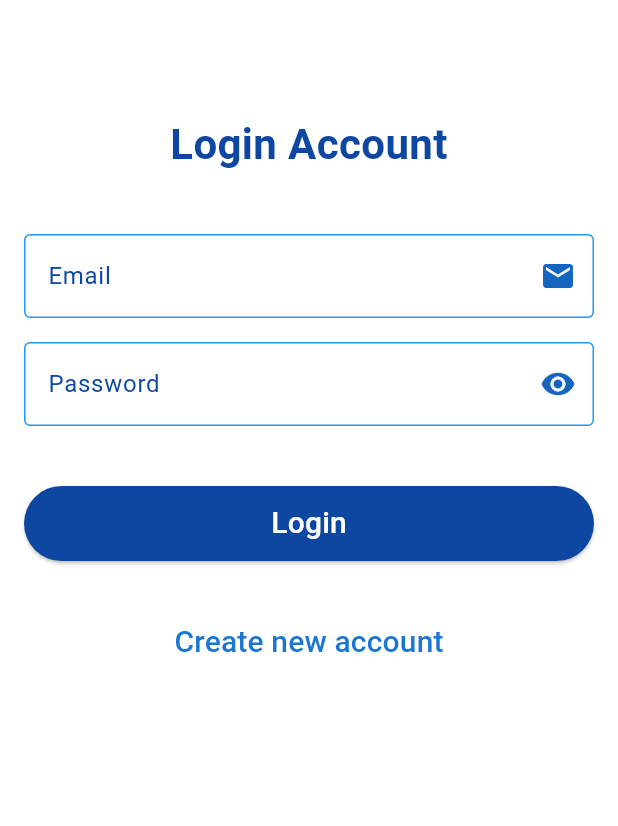
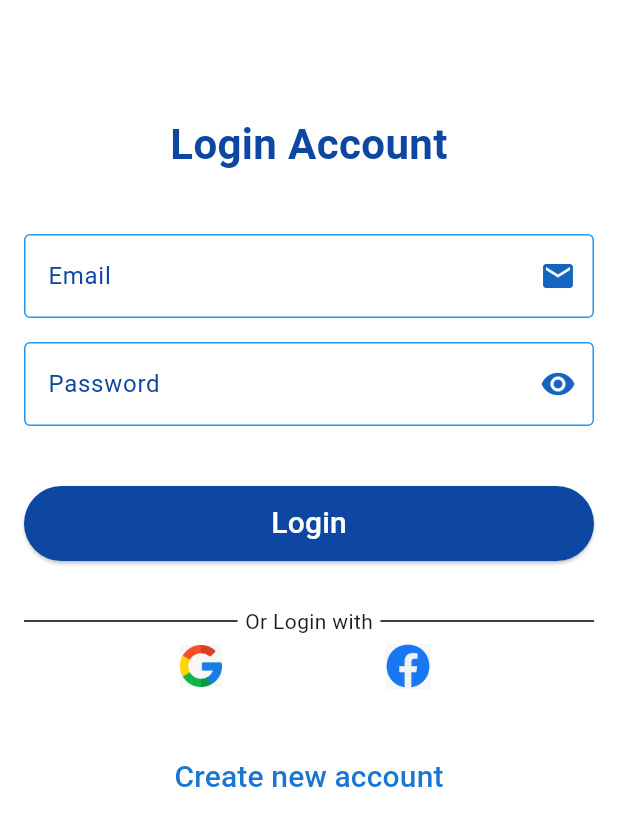
Before and after one commit to Rahul2-5/Budget_Tracker, a Flutter app: the screen it shows after launch, on a phone screen of 412 x 824 dp. Shown: the top 826 px of the screen. Run offline on Flutter 3.47's test engine with Material 3 defaults, Android fonts, the phone set to English and light mode, and no system bars; our stand-ins replace cloud_firestore, firebase_auth, firebase_core, flutter_native_splash, font_awesome_flutter, google_sign_in; accounts and stored records are empty.

Commit message:
Google Login and Database Value changes

```diff
--- a/lib/Screens/login_screen.dart
+++ b/lib/Screens/login_screen.dart
@@ -15,8 +15,10 @@ class _LoginViewState extends State<LoginView> {
   final _emailController = TextEditingController();
   final _passwordController = TextEditingController();
   final authservice = AuthService();
-  final ValueNotifier<bool> _showPassword = ValueNotifier<bool>(true);    //* lightweight alternative to setstate()
-  bool isLoading = false;
+  final ValueNotifier<bool> _showPassword =
+      ValueNotifier<bool>(true); //* lightweight alternative to setstate()
+  bool isLoading = false; // for credintial login
+  bool googleIsLoading = false; // for google login
 
   var appvalidator = Appvalidator();
 
@@ -26,7 +28,7 @@ class _LoginViewState extends State<LoginView> {
       setState(() => isLoading = true);
 
       var data = {
-        "email": _emailController.text.trim(),      //*
+        "email": _emailController.text.trim(), //*
         "password": _passwordController.text,
       };
 
@@ -39,9 +41,11 @@ class _LoginViewState extends State<LoginView> {
   @override
   Widget build(BuildContext context) {
     return Scaffold(
-      resizeToAvoidBottomInset: false, // Prevents full screen rebuild when keyboard appears
+      resizeToAvoidBottomInset:
+          false, // Prevents full screen rebuild when keyboard appears
       backgroundColor: Colors.white,
-      body: SafeArea(                 // ensures it adapts properly to different screen sizes.
+      body: SafeArea(
+        // ensures it adapts properly to different screen sizes.
         child: Column(
           children: [
             Expanded(
@@ -72,6 +76,53 @@ class _LoginViewState extends State<LoginView> {
                             _buildPasswordField(),
                             SizedBox(height: 40.0),
                             _buildLoginButton(),
+                            SizedBox(height: 30.0),
+                            Row(
+                                children: [
+                                  Expanded(
+                                      child: Divider(
+                                    color:Colors.black
+
+                                  )),
+                                  Padding(
+                                    padding: const EdgeInsets.symmetric(
+                                        horizontal: 5),
+                                    child: Text('Or Login with'),
+                                  ),
+                                  Expanded(
+                                      child: Divider(
+                                  color:Colors.black
+                                  ))
+                                ],
+                              ),
+                              SizedBox(
+                               // height: mq.height * 0.008,
+                              ),
+                              Row(
+                                mainAxisAlignment:
+                                    MainAxisAlignment.spaceEvenly,
+                                children: [
+                                  InkWell(
+                                    splashColor:
+                                     Colors.white,
+                                    onTap: (){authservice.loginWithGoogle(context);},
+                                    child: Image(
+                                        width: 28,
+                                        image: AssetImage(
+                                          'assets/images/google.jpg',
+                                        )),
+                                  ),
+                                  InkWell(
+                                    child: CircleAvatar(
+                                        child: Image(
+                                            width: 30,
+                                            image: AssetImage(
+                                              'assets/images/facebook.jpg',
+                                            )),
+                                        backgroundColor: Colors.transparent),
+                                  )
+                                ],
+                              ),
                             SizedBox(height: 30.0),
                             _buildSignUpButton(),
                           ],
--- a/lib/Widgets/category_list.dart
+++ b/lib/Widgets/category_list.dart
@@ -1,3 +1,5 @@
+// ignore_for_file: deprecated_member_use
+
 import 'package:budget_tracker/utils/icons_list.dart';
 import 'package:flutter/material.dart';
 import 'package:font_awesome_flutter/font_awesome_flutter.dart';
--- a/lib/Widgets/hero_card.dart
+++ b/lib/Widgets/hero_card.dart
@@ -132,6 +132,7 @@ class CardOne extends StatelessWidget {
   Widget build(BuildContext context) {
     return Container(
       decoration: BoxDecoration(
+        // ignore: deprecated_member_use
         color: color.withOpacity(0.1),
         borderRadius: BorderRadius.circular(10),
       ),
--- a/lib/Widgets/navbar.dart
+++ b/lib/Widgets/navbar.dart
@@ -1,3 +1,5 @@
+// ignore_for_file: deprecated_member_use
+
 import 'package:flutter/material.dart';
 
 class Navbar extends StatelessWidget {
--- a/lib/Widgets/time_line_month.dart
+++ b/lib/Widgets/time_line_month.dart
@@ -1,3 +1,5 @@
+// ignore_for_file: deprecated_member_use
+
 import 'package:flutter/material.dart';
 import 'package:intl/intl.dart';
 
--- a/lib/Widgets/transaction_cards.dart
+++ b/lib/Widgets/transaction_cards.dart
@@ -1,3 +1,5 @@
+// ignore_for_file: deprecated_member_use
+
 import 'package:budget_tracker/utils/icons_list.dart';
 import 'package:flutter/material.dart';
 import 'package:font_awesome_flutter/font_awesome_flutter.dart';
```
Also changed, not shown: lib/Screens/add_transaction_form.dart (+46 -17 lines), lib/services/auth_service.dart (+56 -0 lines), lib/services/db.dart (+12 -18 lines), pubspec.yaml (+7 -6 lines), assets/images/facebook.jpg (added), assets/images/google.jpg (added), pubspec.lock, 13 other files.
